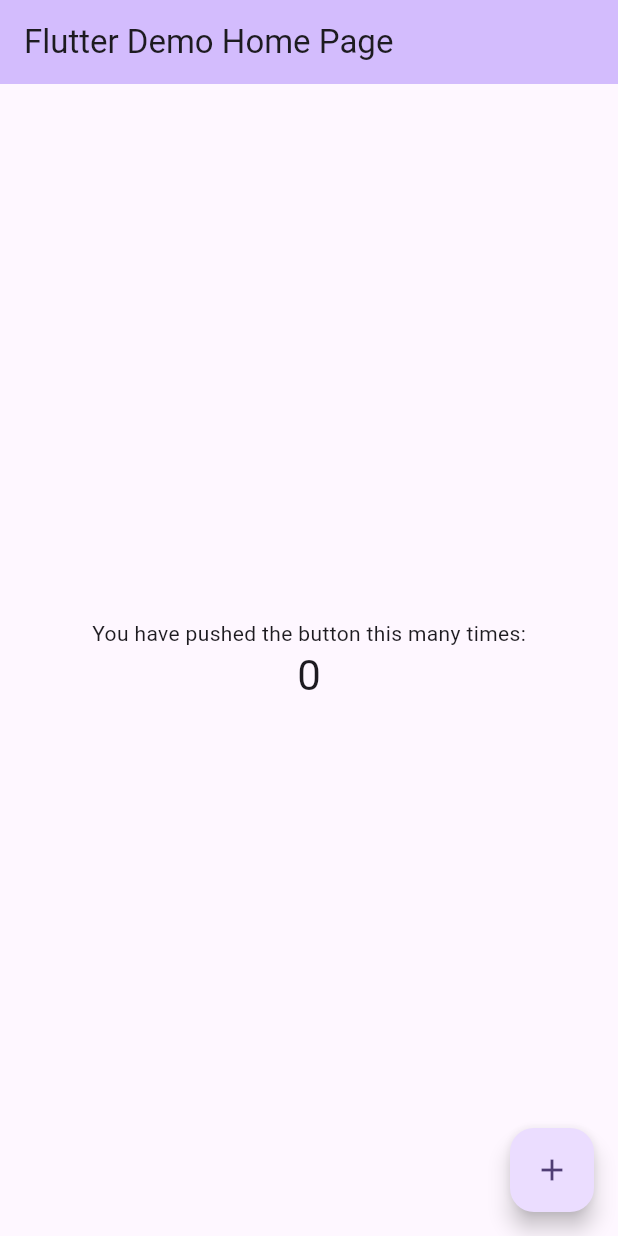
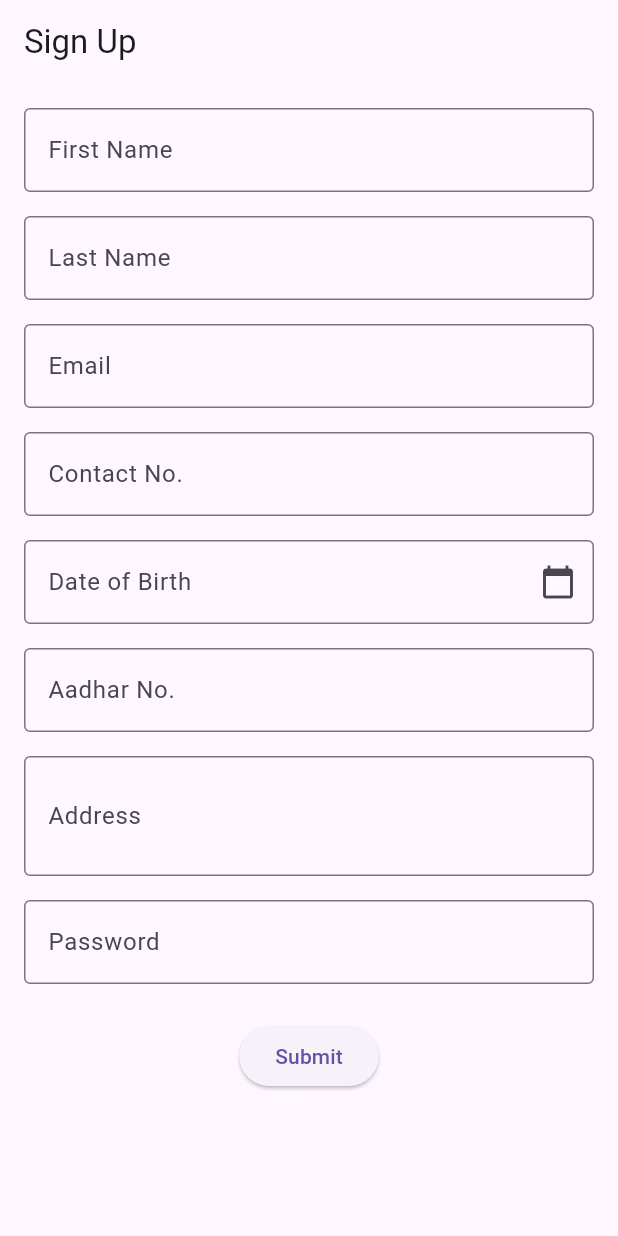
Before and after one commit to AbhayDeep04/AndroidDevACT10, a Flutter app: the screen it shows after launch, on a phone screen of 412 x 824 dp. Run offline on Flutter 3.47's test engine with Material 3 defaults, Android fonts, the phone set to English and light mode, and no system bars; drawn by our look-alikes of flutter_form_builder; our stand-ins replace form_builder_validators.

```diff
--- a/lib/main.dart
+++ b/lib/main.dart
@@ -1,4 +1,7 @@
 import 'package:flutter/material.dart';
+// Add form builder and validators:
+import 'package:flutter_form_builder/flutter_form_builder.dart';
+import 'package:form_builder_validators/form_builder_validators.dart';
 
 void main() {
   runApp(const MyApp());
@@ -7,119 +10,187 @@ void main() {
 class MyApp extends StatelessWidget {
   const MyApp({super.key});
 
-  // This widget is the root of your application.
   @override
   Widget build(BuildContext context) {
     return MaterialApp(
-      title: 'Flutter Demo',
-      theme: ThemeData(
-        // This is the theme of your application.
-        //
-        // TRY THIS: Try running your application with "flutter run". You'll see
-        // the application has a purple toolbar. Then, without quitting the app,
-        // try changing the seedColor in the colorScheme below to Colors.green
-        // and then invoke "hot reload" (save your changes or press the "hot
-        // reload" button in a Flutter-supported IDE, or press "r" if you used
-        // the command line to start the app).
-        //
-        // Notice that the counter didn't reset back to zero; the application
-        // state is not lost during the reload. To reset the state, use hot
-        // restart instead.
-        //
-        // This works for code too, not just values: Most code changes can be
-        // tested with just a hot reload.
-        colorScheme: ColorScheme.fromSeed(seedColor: Colors.deepPurple),
-        useMaterial3: true,
-      ),
-      home: const MyHomePage(title: 'Flutter Demo Home Page'),
+      title: 'Signup Page',
+      theme: ThemeData(primarySwatch: Colors.blue),
+      home: const SignUpPage(),
     );
   }
 }
 
-class MyHomePage extends StatefulWidget {
-  const MyHomePage({super.key, required this.title});
-
-  // This widget is the home page of your application. It is stateful, meaning
-  // that it has a State object (defined below) that contains fields that affect
-  // how it looks.
-
-  // This class is the configuration for the state. It holds the values (in this
-  // case the title) provided by the parent (in this case the App widget) and
-  // used by the build method of the State. Fields in a Widget subclass are
-  // always marked "final".
-
-  final String title;
+class SignUpPage extends StatefulWidget {
+  const SignUpPage({super.key});
 
   @override
-  State<MyHomePage> createState() => _MyHomePageState();
+  State<SignUpPage> createState() => _SignUpPageState();
 }
 
-class _MyHomePageState extends State<MyHomePage> {
-  int _counter = 0;
-
-  void _incrementCounter() {
-    setState(() {
-      // This call to setState tells the Flutter framework that something has
-      // changed in this State, which causes it to rerun the build method below
-      // so that the display can reflect the updated values. If we changed
-      // _counter without calling setState(), then the build method would not be
-      // called again, and so nothing would appear to happen.
-      _counter++;
-    });
-  }
+class _SignUpPageState extends State<SignUpPage> {
+  // A GlobalKey to uniquely identify the FormBuilder widget and allow validation
+  final _formKey = GlobalKey<FormBuilderState>();
 
   @override
   Widget build(BuildContext context) {
-    // This method is rerun every time setState is called, for instance as done
-    // by the _incrementCounter method above.
-    //
-    // The Flutter framework has been optimized to make rerunning build methods
-    // fast, so that you can just rebuild anything that needs updating rather
-    // than having to individually change instances of widgets.
     return Scaffold(
       appBar: AppBar(
-        // TRY THIS: Try changing the color here to a specific color (to
-        // Colors.amber, perhaps?) and trigger a hot reload to see the AppBar
-        // change color while the other colors stay the same.
-        backgroundColor: Theme.of(context).colorScheme.inversePrimary,
-        // Here we take the value from the MyHomePage object that was created by
-        // the App.build method, and use it to set our appbar title.
-        title: Text(widget.title),
+        title: const Text('Sign Up'),
       ),
-      body: Center(
-        // Center is a layout widget. It takes a single child and positions it
-        // in the middle of the parent.
-        child: Column(
-          // Column is also a layout widget. It takes a list of children and
-          // arranges them vertically. By default, it sizes itself to fit its
-          // children horizontally, and tries to be as tall as its parent.
-          //
-          // Column has various properties to control how it sizes itself and
-          // how it positions its children. Here we use mainAxisAlignment to
-          // center the children vertically; the main axis here is the vertical
-          // axis because Columns are vertical (the cross axis would be
-          // horizontal).
-          //
-          // TRY THIS: Invoke "debug painting" (choose the "Toggle Debug Paint"
-          // action in the IDE, or press "p" in the console), to see the
-          // wireframe for each widget.
-          mainAxisAlignment: MainAxisAlignment.center,
-          children: <Widget>[
-            const Text(
-              'You have pushed the button this many times:',
-            ),
-            Text(
-              '$_counter',
-              style: Theme.of(context).textTheme.headlineMedium,
-            ),
-          ],
+      body: SingleChildScrollView(
+        padding: const EdgeInsets.all(16),
+        child: FormBuilder(
+          key: _formKey,
+          // Optional: Enable autovalidation behavior
+          autovalidateMode: AutovalidateMode.disabled,
+          child: Column(
+            children: [
+              // FIRST NAME
+              FormBuilderTextField(
+                name: 'first_name',
+                decoration: const InputDecoration(
+                  labelText: 'First Name',
+                  border: OutlineInputBorder(),
+                ),
+                validator: FormBuilderValidators.compose([
+                  FormBuilderValidators.required(errorText: 'First name is required'),
+                ]),
+              ),
+              const SizedBox(height: 16),
+
+              // LAST NAME
+              FormBuilderTextField(
+                name: 'last_name',
+                decoration: const InputDecoration(
+                  labelText: 'Last Name',
+                  border: OutlineInputBorder(),
+                ),
+                validator: FormBuilderValidators.compose([
+                  FormBuilderValidators.required(errorText: 'Last name is required'),
+                ]),
+              ),
+              const SizedBox(height: 16),
+
+              // EMAIL
+              FormBuilderTextField(
+                name: 'email',
+                decoration: const InputDecoration(
+                  labelText: 'Email',
+                  border: OutlineInputBorder(),
+                ),
+                validator: FormBuilderValidators.compose([
+                  FormBuilderValidators.required(errorText: 'Email is required'),
+                  FormBuilderValidators.email(errorText: 'Enter a valid email address'),
+                ]),
+                keyboardType: TextInputType.emailAddress,
+              ),
+              const SizedBox(height: 16),
+
+              // CONTACT NUMBER
+              FormBuilderTextField(
+                name: 'contact_no',
+                decoration: const InputDecoration(
+                  labelText: 'Contact No.',
+                  border: OutlineInputBorder(),
+                ),
+                validator: FormBuilderValidators.compose([
+                  FormBuilderValidators.required(errorText: 'Contact number is required'),
+                  FormBuilderValidators.numeric(errorText: 'Must be digits only'),
+                  FormBuilderValidators.minLength(7, errorText: 'Too short'),
+                ]),
+                keyboardType: TextInputType.phone,
+              ),
+              const SizedBox(height: 16),
+
+              // DATE OF BIRTH with calendar widget
+              FormBuilderDateTimePicker(
+                name: 'dob',
+                inputType: InputType.date,
+                decoration: const InputDecoration(
+                  labelText: 'Date of Birth',
+                  border: OutlineInputBorder(),
+                  suffixIcon: Icon(Icons.calendar_today),
+                ),
+                // Example: limit range if needed
+                firstDate: DateTime(1900),
+                lastDate: DateTime.now(),
+                validator: FormBuilderValidators.required(errorText: 'Date of birth is required'),
+              ),
+              const SizedBox(height: 16),
+
+              // AADHAR NO
+              FormBuilderTextField(
+                name: 'aadhar_no',
+                decoration: const InputDecoration(
+                  labelText: 'Aadhar No.',
+                  border: OutlineInputBorder(),
+                ),
+                validator: FormBuilderValidators.compose([
+                  FormBuilderValidators.required(errorText: 'Aadhar number is required'),
+                  FormBuilderValidators.numeric(errorText: 'Must be digits only'),
+                  FormBuilderValidators.minLength(12, errorText: 'Must be at least 12 digits'),
+                  FormBuilderValidators.maxLength(12, errorText: 'Must be 12 digits'),
+                ]),
+                keyboardType: TextInputType.number,
+              ),
+              const SizedBox(height: 16),
+
+              // ADDRESS
+              FormBuilderTextField(
+                name: 'address',
+                decoration: const InputDecoration(
+                  labelText: 'Address',
+                  border: OutlineInputBorder(),
+                ),
+                validator: FormBuilderValidators.required(errorText: 'Address is required'),
+                maxLines: 2,
+              ),
+              const SizedBox(height: 16),
+
+              // PASSWORD (if required)
+              FormBuilderTextField(
+                name: 'password',
+                decoration: const InputDecoration(
+                  labelText: 'Password',
+                  border: OutlineInputBorder(),
+                ),
+                obscureText: true,
+                validator: FormBuilderValidators.compose([
+                  FormBuilderValidators.required(errorText: 'Password is required'),
+                  FormBuilderValidators.minLength(6, errorText: 'Minimum 6 characters'),
+                ]),
+              ),
+              const SizedBox(height: 24),
+
+              // SUBMIT BUTTON
+              ElevatedButton(
+                onPressed: () {
+                  // Validate the form and save values
+                  if (_formKey.currentState?.saveAndValidate() ?? false) {
+                    // If valid, retrieve form data
+                    final formData = _formKey.currentState?.value;
+                    // For demonstration, just show a snackbar
+                    ScaffoldMessenger.of(context).showSnackBar(
+                      SnackBar(
+                        content: Text('Signup Successful! Data: $formData'),
+                      ),
+                    );
+                    // Navigate to another page or do further processing here
+                  } else {
+                    // If invalid, show a snackbar or highlight errors
+                    ScaffoldMessenger.of(context).showSnackBar(
+                      const SnackBar(
+                        content: Text('Validation failed. Please check your inputs.'),
+                      ),
+                    );
+                  }
+                },
+                child: const Text('Submit'),
+              ),
+            ],
+          ),
         ),
       ),
-      floatingActionButton: FloatingActionButton(
-        onPressed: _incrementCounter,
-        tooltip: 'Increment',
-        child: const Icon(Icons.add),
-      ), // This trailing comma makes auto-formatting nicer for build methods.
     );
   }
 }
```
Also changed, not shown: pubspec.yaml (+5 -68 lines), pubspec.lock.
